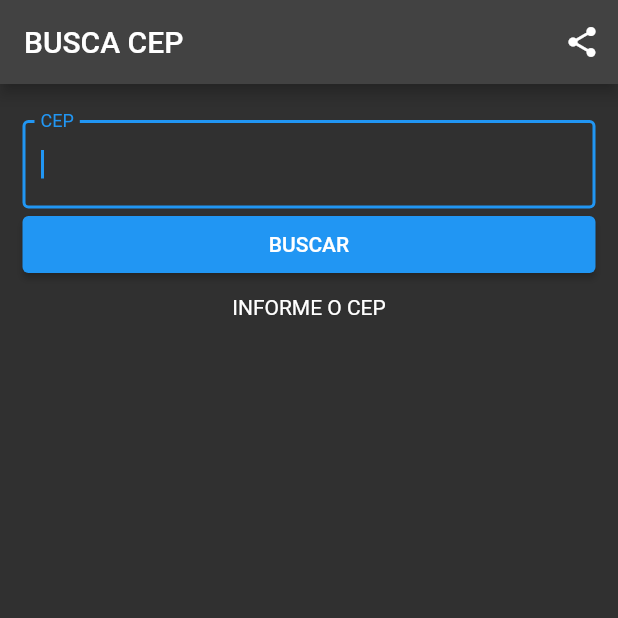
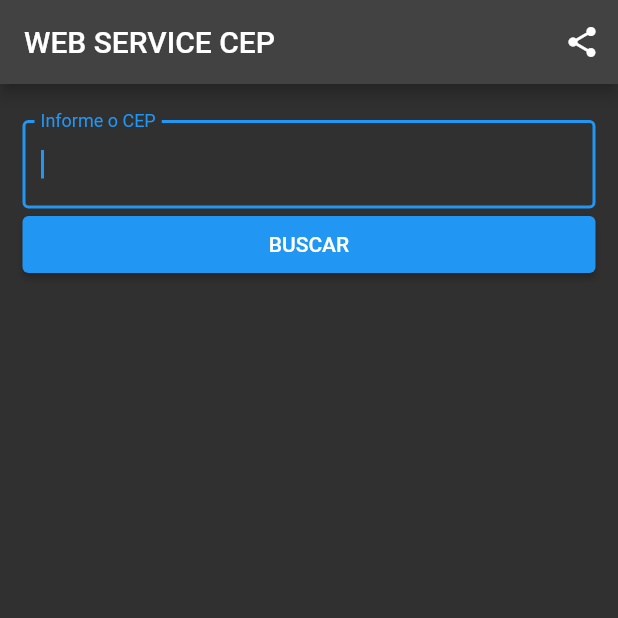
Before and after one commit to eduardoevaldt/busca_cep_flutter, a Flutter app: the screen it shows after launch, on a phone screen of 412 x 824 dp, the top half of it. Run offline on Flutter 3.47's test engine with Material 2 defaults, Android fonts, the phone set to English and light mode, and no system bars; our stand-ins replace dio, share_plus.

```diff
--- a/lib/main.dart
+++ b/lib/main.dart
@@ -13,7 +13,7 @@ class Application extends StatelessWidget {
   Widget build(BuildContext context) {
     return MaterialApp(
       debugShowCheckedModeBanner: false,
-      title: 'Flutter Demo',
+      title: 'Flutter Busca Cep',
       theme: ThemeData.dark(),
       home: const HomeScreen(),
     );
--- a/lib/moderate/usecase/locality/find_locality_by_cep_usecase.dart
+++ b/lib/moderate/locality/find_locality_by_cep_usecase.dart
@@ -1,6 +1,6 @@
-import 'package:web_service/moderate/entities/locality/locality_entity.dart';
-import 'package:web_service/moderate/usecase/locality/find_locality_by_cep_output.dart';
-import '../../repositories/locality/locality_repository.dart';
+import '../entities/locality/locality_entity.dart';
+import '../repositories/locality/locality_repository.dart';
+import 'find_locality_by_cep_output.dart';
 
 class FindLocalityByCepUseCase {
   final ILocalityRepository localityRepository;
--- a/lib/services/buscar_cep.dart
+++ b/lib/services/buscar_cep.dart
@@ -1,6 +1,5 @@
-import 'package:web_service/moderate/usecase/locality/find_locality_by_cep_usecase.dart';
-
 import '../../services/via_cep_service.dart';
+import '../moderate/locality/find_locality_by_cep_usecase.dart';
 
 abstract class BuscarCep {
   static FindLocalityByCepUseCase create() {
--- a/lib/views/home_screen.dart
+++ b/lib/views/home_screen.dart
@@ -4,9 +4,9 @@ import 'package:flutter/material.dart';
 import 'package:share_plus/share_plus.dart';
 import 'package:web_service/formatter/text_input_formatter_cep.dart';
 import 'package:web_service/moderate/entities/locality/errors/invalid_cep.dart';
-import 'package:web_service/moderate/usecase/locality/find_locality_by_cep_output.dart';
-import 'package:web_service/moderate/usecase/locality/find_locality_by_cep_usecase.dart';
 
+import '../moderate/locality/find_locality_by_cep_output.dart';
+import '../moderate/locality/find_locality_by_cep_usecase.dart';
 import '../services/buscar_cep.dart';
 
 class HomeScreen extends StatefulWidget {
@@ -79,7 +79,7 @@ class _HomeScreenState extends State<HomeScreen> {
   Widget build(BuildContext context) {
     return Scaffold(
       appBar: AppBar(
-        title: const Text("BUSCA CEP"),
+        title: const Text("WEB SERVICE CEP"),
         actions: [
           IconButton(
             onPressed: _sharedCep,
@@ -115,7 +115,7 @@ class _HomeScreenState extends State<HomeScreen> {
       textInputAction: TextInputAction.done,
       inputFormatters: [TextInputFormatterCep()],
       decoration: const InputDecoration(
-        labelText: "CEP",
+        labelText: "Informe o CEP",
         errorText: null,
         border: OutlineInputBorder(),
       ),
@@ -146,7 +146,7 @@ class _HomeScreenState extends State<HomeScreen> {
   Widget _buildResult() {
     if (locality == null) {
       return Column(
-        children: const [SizedBox(height: 10), Text("INFORME O CEP")],
+        children: const [SizedBox(height: 10)],
       );
     }
 
```
Also changed, not shown: lib/moderate/locality/find_locality_by_cep_output.dart (renamed from lib/moderate/usecase/locality/find_locality_by_cep_output.dart).
